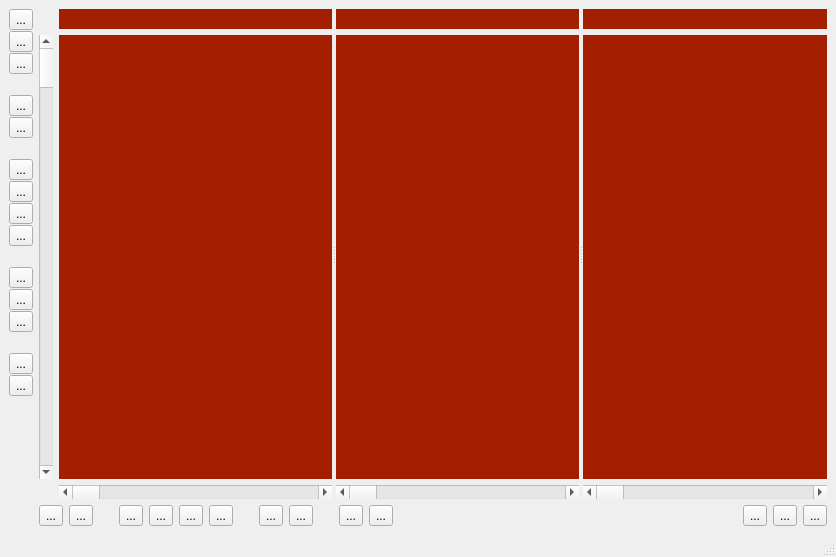
Old version of the form visualizer/dialogs/MainWindow.ui in the repository michaelboth/EventAnalyzer.
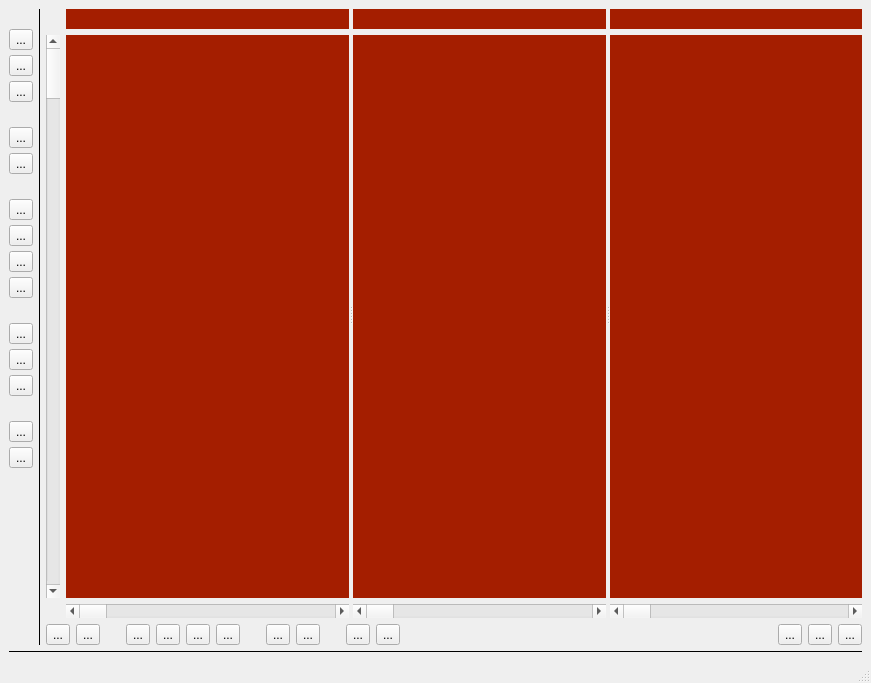
New version of the form.

```diff
--- a/visualizer/dialogs/MainWindow.ui
+++ b/visualizer/dialogs/MainWindow.ui
@@ -6,20 +6,38 @@
    <rect>
     <x>0</x>
     <y>0</y>
-    <width>836</width>
-    <height>557</height>
+    <width>871</width>
+    <height>683</height>
    </rect>
   </property>
   <property name="windowTitle">
    <string>MainWindow</string>
   </property>
   <widget class="QWidget" name="centralwidget">
+   <layout class="QVBoxLayout" name="verticalLayout_4">
+    <item>
    <layout class="QHBoxLayout" name="horizontalLayout_3">
     <item>
-     <layout class="QVBoxLayout" name="verticalLayout">
+       <layout class="QVBoxLayout" name="hierarchyVLayout">
       <property name="spacing">
-       <number>1</number>
-      </property>
+         <number>5</number>
+        </property>
+        <item>
+         <spacer name="verticalSpacer_6">
+          <property name="orientation">
+           <enum>Qt::Vertical</enum>
+          </property>
+          <property name="sizeType">
+           <enum>QSizePolicy::Fixed</enum>
+          </property>
+          <property name="sizeHint" stdset="0">
+           <size>
+            <width>10</width>
+            <height>20</height>
+           </size>
+          </property>
+         </spacer>
+        </item>
       <item>
        <widget class="QToolButton" name="loadButton">
         <property name="text">
@@ -198,7 +216,34 @@
      </layout>
     </item>
     <item>
-     <layout class="QVBoxLayout" name="verticalLayout_4">
+       <widget class="QWidget" name="hierarchyVLine" native="true">
+        <property name="sizePolicy">
+         <sizepolicy hsizetype="Fixed" vsizetype="Expanding">
+          <horstretch>0</horstretch>
+          <verstretch>0</verstretch>
+         </sizepolicy>
+        </property>
+        <property name="minimumSize">
+         <size>
+          <width>1</width>
+          <height>0</height>
+         </size>
+        </property>
+        <property name="maximumSize">
+         <size>
+          <width>1</width>
+          <height>16777215</height>
+         </size>
+        </property>
+        <property name="styleSheet">
+         <string notr="true">QWidget {
+  background: rgb(0, 0, 0)
+}</string>
+        </property>
+       </widget>
+      </item>
+      <item>
+       <layout class="QVBoxLayout" name="verticalLayout">
       <item>
        <widget class="QSplitter" name="splitter">
         <property name="sizePolicy">
@@ -562,6 +607,35 @@
      </layout>
     </item>
    </layout>
+    </item>
+    <item>
+     <widget class="QWidget" name="eventsHLine" native="true">
+      <property name="sizePolicy">
+       <sizepolicy hsizetype="Expanding" vsizetype="Fixed">
+        <horstretch>0</horstretch>
+        <verstretch>0</verstretch>
+       </sizepolicy>
+      </property>
+      <property name="minimumSize">
+       <size>
+        <width>0</width>
+        <height>1</height>
+       </size>
+      </property>
+      <property name="maximumSize">
+       <size>
+        <width>16777215</width>
+        <height>1</height>
+       </size>
+      </property>
+      <property name="styleSheet">
+       <string notr="true">QWidget {
+  background: rgb(0, 0, 0)
+}</string>
+      </property>
+     </widget>
+    </item>
+   </layout>
   </widget>
   <widget class="QMenuBar" name="menubar">
    <property name="geometry">
```
Left out of the diff: 46 changed lines with no effect on the pictures. Lines whose indentation alone changed are shown as unchanged.
